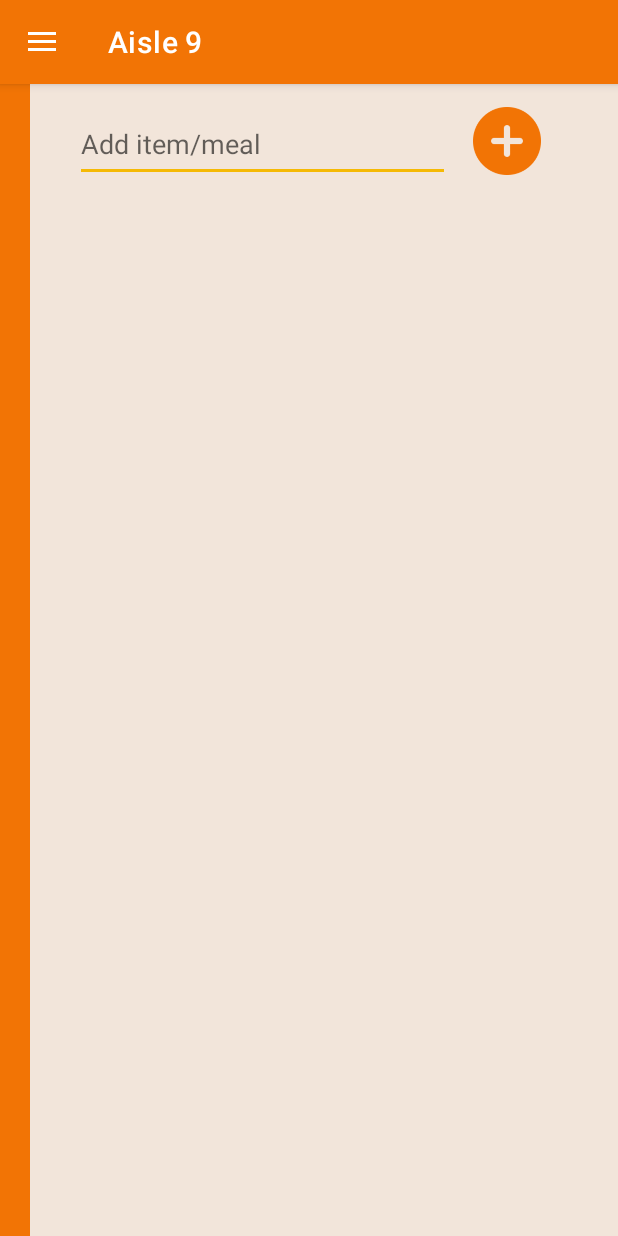
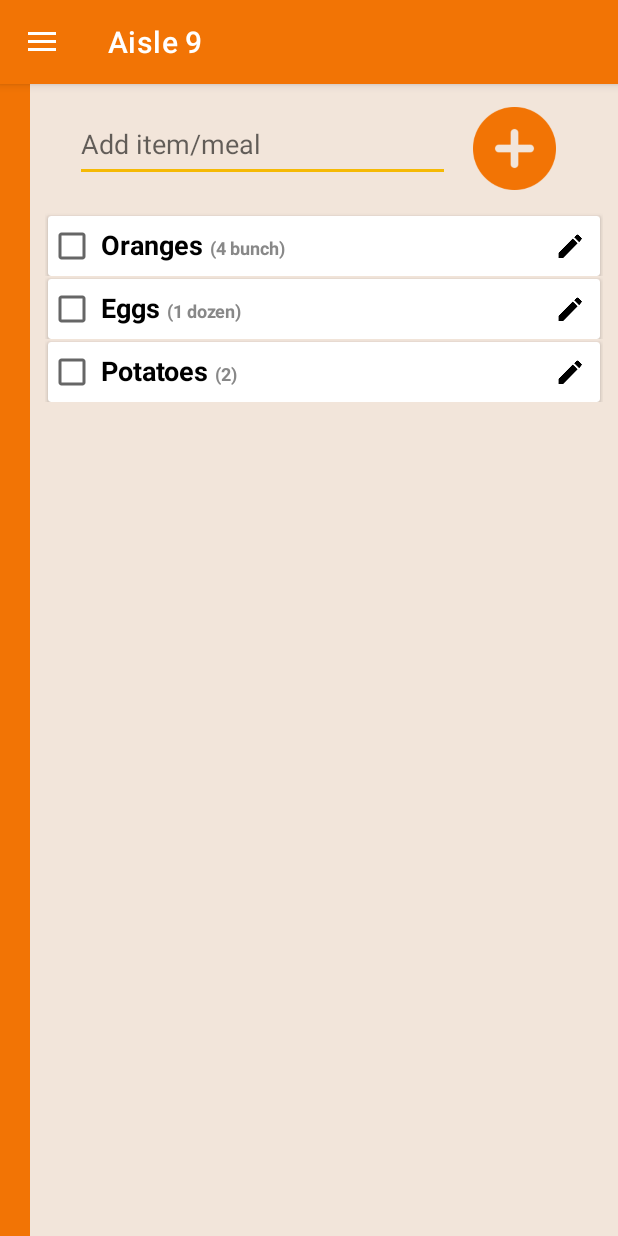
Before and after one commit to KOgundeji/ShoppingApp, an Android app: the screen it shows after launch (MainActivity), on a phone screen of 412 x 824 dp. Run offline under Robolectric (Android 15) with nearby library versions, the phone set to English and light mode, and no system bars.

Commit message:
Database Handlers and MainActivity
*Created a couple Database Handlers for 2/4 tables
*Created 1 more model that I found out I'd need
*Created Adapter and ViewHolder for Recycler view. Successfully tested the inner RecyclerView
*Organized the layout for RecyclerView and successfully hooked up all onClick Listeners

```diff
--- a/app/src/main/java/com/kunle/shoppinglistapp/MainActivity.java
+++ b/app/src/main/java/com/kunle/shoppinglistapp/MainActivity.java
@@ -5,38 +5,52 @@ import androidx.appcompat.app.ActionBarDrawerToggle;
 import androidx.appcompat.app.AppCompatActivity;
 import androidx.core.splashscreen.SplashScreen;
 import androidx.drawerlayout.widget.DrawerLayout;
+import androidx.recyclerview.widget.DefaultItemAnimator;
+import androidx.recyclerview.widget.LinearLayoutManager;
+import androidx.recyclerview.widget.RecyclerView;
 
 import android.graphics.Color;
 import android.os.Bundle;
-import android.text.style.TypefaceSpan;
 import android.view.MenuItem;
 import android.view.View;
 import android.widget.AutoCompleteTextView;
-import android.widget.CheckBox;
 import android.widget.ImageView;
 
-import com.google.android.material.textfield.TextInputLayout;
+import com.kunle.shoppinglistapp.models.Food;
+import com.kunle.shoppinglistapp.models.Item;
+import com.kunle.shoppinglistapp.models.Meal;
+import com.kunle.shoppinglistapp.util.ListAdapter;
+
+import java.util.ArrayList;
 
 public class MainActivity extends AppCompatActivity {
 
     private DrawerLayout left_nav;
     private ActionBarDrawerToggle actionBar;
-    private TextInputLayout shoppingList_item;
-    private CheckBox checkBox;
     private AutoCompleteTextView add_item;
     private ImageView addButton;
+    private RecyclerView innerRecycler;
+    private ArrayList<Item> itemList;
+    private ArrayList<Food> foodList;
+    private ArrayList<Meal> mealList;
+    private ListAdapter listAdapter;
 
     @Override
     protected void onCreate(Bundle savedInstanceState) {
         SplashScreen.installSplashScreen(this);
         super.onCreate(savedInstanceState);
-        shoppingList_item = findViewById(R.id.shoppingList_item);
-        checkBox = findViewById(R.id.checkBox);
+        setContentView(R.layout.activity_main);
+
         add_item = findViewById(R.id.add_item_meal);
+        addButton = findViewById(R.id.add_button);
+        innerRecycler = findViewById(R.id.innerRecycler);
+        itemList = new ArrayList<>();
 
 
+        setExample();
+        setAdapter();
 //        wait(3000);
-        setContentView(R.layout.activity_main);
+
         left_nav = findViewById(R.id.my_drawer_layout);
         actionBar = new ActionBarDrawerToggle(this, left_nav, R.string.nav_open, R.string.nav_close);
 
@@ -63,25 +77,22 @@ public class MainActivity extends AppCompatActivity {
         }
     }
 
-    private void setEndIconListener() {
-        shoppingList_item.setEndIconOnClickListener(new View.OnClickListener() {
-            @Override
-            public void onClick(View view) {
-                view.setBackgroundColor(Color.YELLOW);
-            }
-        });
-    }
-
-    private void setCheckBoxListener() {
-        checkBox.setOnClickListener(new View.OnClickListener() {
-            @Override
-            public void onClick(View view) {
-                view.setBackgroundColor(Color.RED);
-            }
-        });
-    }
-
     public void setAddItemListener(View view) {
         view.setBackgroundColor(Color.GREEN);
     }
+
+
+    private void setAdapter() {
+        listAdapter = new ListAdapter(itemList);
+        RecyclerView.LayoutManager manager = new LinearLayoutManager(this);
+        innerRecycler.setLayoutManager(manager);
+        innerRecycler.setAdapter(listAdapter);
+        innerRecycler.setItemAnimator(new DefaultItemAnimator());
+    }
+
+    private void setExample() {
+        itemList.add(new Item(Item.FOOD,4,"Oranges","bunch"));
+        itemList.add(new Item(Item.FOOD,1,"Eggs","dozen"));
+        itemList.add(new Item(Item.FOOD,2,"Potatoes",""));
+    }
 }
--- /dev/null
+++ b/app/src/main/java/com/kunle/shoppinglistapp/models/Item.java
@@ -0,0 +1,61 @@
+package com.kunle.shoppinglistapp.models;
+
+public class Item {
+    public static final int FOOD = 1;
+    public static final int MEAL = 2;
+
+    private int listType, quantity, id;
+    private String name, measurement;
+
+    public Item() {
+    }
+
+    public Item(int listType, int quantity, String name, String measurement) {
+        this.listType = listType;
+        this.quantity = quantity;
+        this.name = name;
+        this.measurement = measurement;
+    }
+
+    public int getListType() {
+        return listType;
+    }
+
+    public void setListType(int listType) {
+        this.listType = listType;
+    }
+
+    public int getQuantity() {
+        return quantity;
+    }
+
+    public void setQuantity(int quantity) {
+        this.quantity = quantity;
+    }
+
+    public String getName() {
+        return name;
+    }
+
+    public void setName(String name) {
+        this.name = name;
+    }
+
+    public String getMeasurement() {
+        return measurement;
+    }
+
+    public void setMeasurement(String measurement) {
+        this.measurement = measurement;
+    }
+
+    public int getId() {
+        return id;
+    }
+
+    public void setId(int id) {
+        this.id = id;
+    }
+
+
+}
--- /dev/null
+++ b/app/src/main/java/com/kunle/shoppinglistapp/util/ListAdapter.java
@@ -0,0 +1,111 @@
+package com.kunle.shoppinglistapp.util;
+
+import android.graphics.Color;
+import android.graphics.Typeface;
+import android.text.Spannable;
+import android.text.SpannableString;
+import android.text.TextUtils;
+import android.text.style.AbsoluteSizeSpan;
+import android.text.style.ForegroundColorSpan;
+import android.util.Size;
+import android.view.LayoutInflater;
+import android.view.View;
+import android.view.ViewGroup;
+import android.widget.AutoCompleteTextView;
+import android.widget.CheckBox;
+import android.widget.ImageView;
+import android.widget.TextView;
+
+import androidx.annotation.NonNull;
+import androidx.recyclerview.widget.RecyclerView;
+
+import com.google.android.material.textfield.TextInputEditText;
+import com.google.android.material.textfield.TextInputLayout;
+import com.kunle.shoppinglistapp.R;
+import com.kunle.shoppinglistapp.models.Item;
+
+import java.util.ArrayList;
+
+public class ListAdapter extends RecyclerView.Adapter<ListAdapter.MyViewHolder> {
+    ArrayList<Item> itemList;
+
+    public ListAdapter(ArrayList<Item> itemList) {
+        this.itemList = itemList;
+    }
+
+    @NonNull
+    @Override
+    public MyViewHolder onCreateViewHolder(@NonNull ViewGroup parent, int viewType) {
+        View itemView = LayoutInflater.from(parent.getContext())
+                .inflate(R.layout.inner_cardview,parent,false);
+        return new MyViewHolder(itemView);
+    }
+
+    @Override
+    public void onBindViewHolder(@NonNull MyViewHolder holder, int position) {
+        String name = itemList.get(position).getName();
+        String quantity = String.valueOf(itemList.get(position).getQuantity());
+        String measurement = itemList.get(position).getMeasurement();
+        String parenthesis;
+        if (measurement == "") {
+            parenthesis = "(" + quantity + ")";
+        } else {
+            parenthesis = "(" + quantity + " " + measurement + ")";
+        }
+        SpannableString first_part = new SpannableString(name);
+
+        SpannableString second_part = new SpannableString(parenthesis);
+        second_part.setSpan(new ForegroundColorSpan(Color.GRAY),
+                0,parenthesis.length(), Spannable.SPAN_INCLUSIVE_EXCLUSIVE);
+        second_part.setSpan(new AbsoluteSizeSpan(12,true),
+                0,parenthesis.length(), Spannable.SPAN_INCLUSIVE_EXCLUSIVE);
+
+        CharSequence finalText = TextUtils.concat(first_part," ",second_part);
+
+        holder.item.setText(finalText);
+    }
+
+    @Override
+    public int getItemCount() {
+        return itemList.size();
+    }
+
+    public class MyViewHolder extends RecyclerView.ViewHolder{
+
+        private final TextView item;
+        private final CheckBox checkBox;
+        private final ImageView clickable_pencil;
+//        private final TextInputLayout item_layout;
+
+
+        public MyViewHolder(@NonNull View itemView) {
+            super(itemView);
+            item = itemView.findViewById(R.id.shoppingList_item);
+            checkBox = itemView.findViewById(R.id.checkBox);
+            clickable_pencil = itemView.findViewById(R.id.shoppingList_edit);
+
+            checkBox.setOnClickListener(new View.OnClickListener() {
+                @Override
+                public void onClick(View view) {
+                    toggle(view);
+                }
+            });
+
+            clickable_pencil.setOnClickListener(new View.OnClickListener() {
+                @Override
+                public void onClick(View view) {
+                    edit(view);
+                }
+            });
+
+        }
+
+        private void toggle(View view) {
+            view.setBackgroundColor(Color.YELLOW);
+        }
+
+        private void edit(View view) {
+            view.setBackgroundColor(Color.DKGRAY);
+        }
+    }
+}
--- a/app/src/main/res/layout/activity_main.xml
+++ b/app/src/main/res/layout/activity_main.xml
@@ -50,11 +50,22 @@
         </LinearLayout>
 
         <TextView
+            android:id="@+id/textView"
             android:layout_width="20dp"
             android:layout_height="match_parent"
             android:background="@color/base_orange"
             app:layout_constraintStart_toStartOf="parent"
             app:layout_constraintTop_toTopOf="parent" />
+
+        <androidx.recyclerview.widget.RecyclerView
+            android:id="@+id/innerRecycler"
+            android:layout_width="match_parent"
+            android:layout_height="0dp"
+            android:layout_marginStart="20dp"
+            android:layout_marginTop="15dp"
+            app:layout_constraintBottom_toBottomOf="parent"
+            app:layout_constraintStart_toEndOf="@+id/textView"
+            app:layout_constraintTop_toBottomOf="@+id/linearLayout" />
 
 
     </androidx.constraintlayout.widget.ConstraintLayout>
--- a/app/src/main/res/layout/inner_cardview.xml
+++ b/app/src/main/res/layout/inner_cardview.xml
@@ -1,10 +1,10 @@
 <?xml version="1.0" encoding="utf-8"?>
-<LinearLayout xmlns:android="http://schemas.android.com/apk/res/android"
+<androidx.constraintlayout.widget.ConstraintLayout xmlns:android="http://schemas.android.com/apk/res/android"
     xmlns:app="http://schemas.android.com/apk/res-auto"
     xmlns:tools="http://schemas.android.com/tools"
     android:layout_width="match_parent"
     android:layout_height="wrap_content"
-    android:outlineProvider="bounds"
+    android:outlineProvider="none"
     android:paddingStart="10dp"
     android:paddingEnd="10dp">
 
@@ -12,41 +12,52 @@
         android:id="@+id/card_view_item"
         android:layout_width="match_parent"
         android:layout_height="wrap_content"
-        android:layout_margin="5dp"
+        android:layout_margin="2dp"
+        android:layout_marginStart="12dp"
+        android:layout_marginEnd="11dp"
         app:cardBackgroundColor="@color/white"
-        app:cardCornerRadius="5dp">
+        app:layout_constraintEnd_toEndOf="parent"
+        app:layout_constraintStart_toStartOf="parent"
+        app:layout_constraintTop_toTopOf="parent">
 
         <LinearLayout
             android:layout_width="match_parent"
-            android:layout_height="wrap_content"
-            android:orientation="horizontal">
+            android:layout_height="40dp"
+            android:orientation="horizontal"
+            android:weightSum="20">
 
             <android.widget.CheckBox
                 android:id="@+id/checkBox"
                 style="@style/Theme.App.Checkbox"
+                android:layout_width="35dp"
+                android:layout_height="wrap_content"
+                android:layout_gravity="center"
+                android:layout_weight="0"/>
+
+
+            <TextView
+                android:id="@+id/shoppingList_item"
                 android:layout_width="wrap_content"
-                android:layout_height="match_parent" />
+                android:layout_height="wrap_content"
+                android:layout_gravity="center"
+                android:background="@color/white"
+                android:enabled="false"
+                android:includeFontPadding="false"
+                android:text="TEST"
+                android:textColor="@color/black"
+                android:textSize="@dimen/item_list_text_size"
+                android:textStyle="bold"
+                android:layout_weight="20"/>
 
-            <com.google.android.material.textfield.TextInputLayout
-                android:id="@+id/shoppingList_item"
-                android:layout_width="match_parent"
+            <ImageView
+                android:id="@+id/shoppingList_edit"
+                android:layout_width="40dp"
                 android:layout_height="wrap_content"
-                app:endIconCheckable="true"
-                app:endIconDrawable="@drawable/edit_pencil"
-                app:endIconMode="custom"
-                >
-
-                <com.google.android.material.textfield.TextInputEditText
-                    android:layout_width="match_parent"
-                    android:layout_height="wrap_content"
-                    android:enabled="false"
-                    android:background="@color/white"
-                    app:boxStrokeWidth="0dp"
-                    app:boxStrokeWidthFocused="0dp"
-                    />
-
-            </com.google.android.material.textfield.TextInputLayout>
+                android:clickable="true"
+                android:src="@drawable/edit_pencil"
+                android:layout_weight="1"
+                />
 
         </LinearLayout>
     </androidx.cardview.widget.CardView>
-</LinearLayout>
+</androidx.constraintlayout.widget.ConstraintLayout>
--- a/app/src/main/res/values/dimens.xml
+++ b/app/src/main/res/values/dimens.xml
@@ -2,7 +2,8 @@
 <resources>
     <dimen name="option_list_text_size">16sp</dimen>
     <dimen name="checkbox">30dp</dimen>
-    <dimen name="edit_pencil">55dp</dimen>
+    <dimen name="edit_pencil">65dp</dimen>
     <dimen name="add_item_text_size">18sp</dimen>
-    <dimen name="add_plus">45sp</dimen>
+    <dimen name="add_plus">55sp</dimen>
+    <dimen name="item_list_text_size">18sp</dimen>
 </resources>
```
Also changed, not shown: app/src/main/java/com/kunle/shoppinglistapp/database/FoodDatabaseHandler.java (added, +148 -0 lines), app/src/main/java/com/kunle/shoppinglistapp/database/ItemDatabaseHandler.java (added, +154 -0 lines), app/src/main/java/com/kunle/shoppinglistapp/models/Food.java (+9 -1 lines), app/src/main/java/com/kunle/shoppinglistapp/models/Meal.java (+11 -3 lines), app/src/main/java/com/kunle/shoppinglistapp/util/DiffString.java (deleted, +0 -22 lines), app/src/main/java/com/kunle/shoppinglistapp/util/NavDrawerListAdapter.java (deleted, +0 -48 lines), app/src/main/java/com/kunle/shoppinglistapp/util/Util.java (+28 -6 lines).
